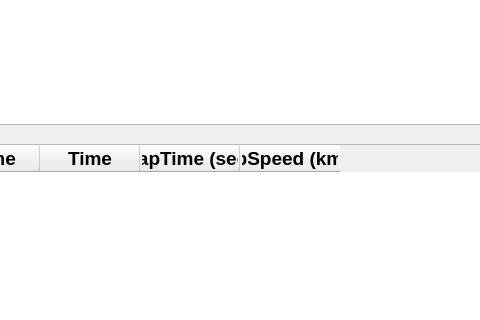
The window that src/fcvtc/mainwindow.ui (icunning/fcvtc) describes before a commit, drawn with Qt 5; both pictures show x 101 to 581 and y 113 to 433 of the 940 by 607 pixel window.
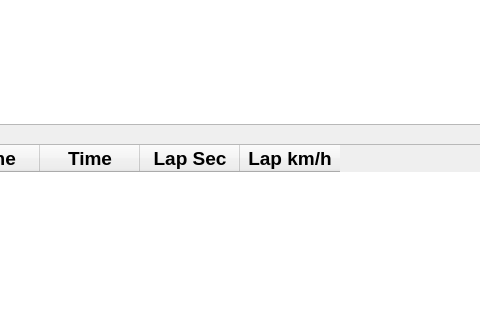
The same window after the commit.

The edit to the form file:
```diff
--- a/src/fcvtc/mainwindow.ui
+++ b/src/fcvtc/mainwindow.ui
@@ -110,7 +110,7 @@
     </column>
     <column>
      <property name="text">
-      <string>LapTime (sec)</string>
+      <string>Lap Sec</string>
      </property>
      <property name="font">
       <font>
@@ -122,7 +122,7 @@
     </column>
     <column>
      <property name="text">
-      <string>LapSpeed (km/h)</string>
+      <string>Lap km/h</string>
      </property>
      <property name="font">
       <font>
```
Left out of the diff: 2 changed lines with no effect on the pictures.
